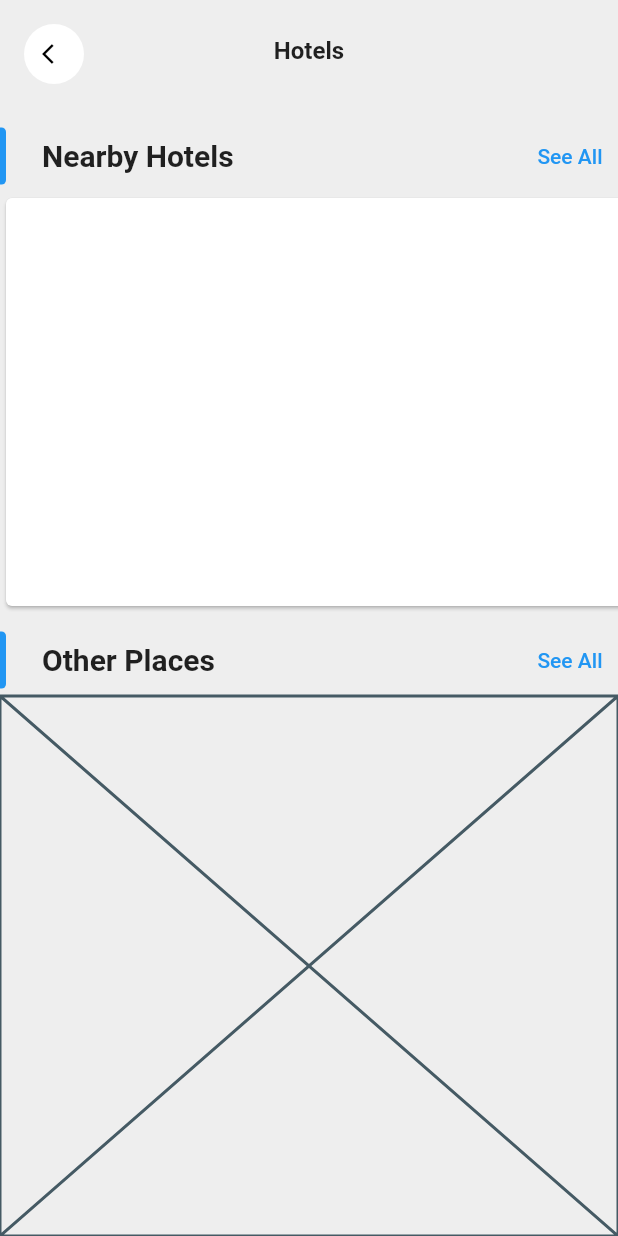
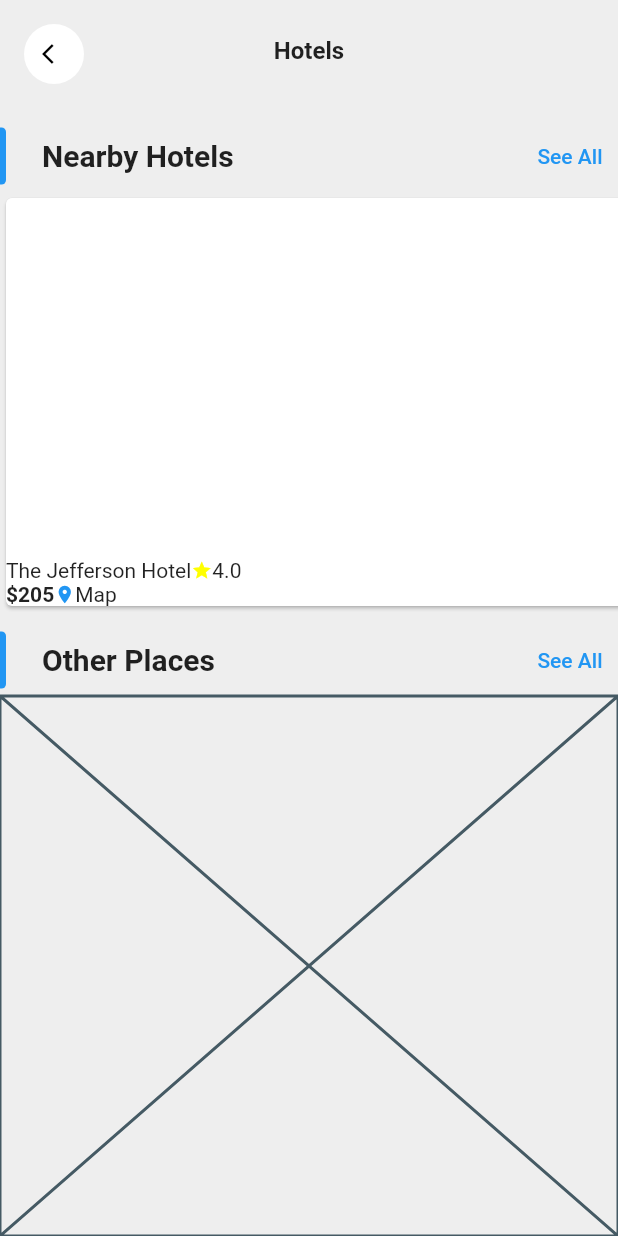
Before and after one commit to JAICHANGPARK/flutter_notebook_19th_story, a Flutter app: the screen it shows after launch, on a phone screen of 412 x 824 dp. Run offline on Flutter 3.47's test engine with Material 2 defaults, Android fonts, the phone set to English and light mode, and no system bars; our stand-ins replace cached_network_image, countup, fl_chart, flutter_riverpod, freezed_annotation, smooth_page_indicator and 1 more.

Commit message:
Update class_hotel_page.dart

```diff
--- a/lib/ep1130_classified_app/src/class_hotel_page.dart
+++ b/lib/ep1130_classified_app/src/class_hotel_page.dart
@@ -86,7 +86,7 @@ class _ClassHotelPageState extends State<ClassHotelPage> {
                       ),
                     ],
                   ),
-                   SizedBox(
+                  SizedBox(
                     height: 280,
                     child: ListView(
                       scrollDirection: Axis.horizontal,
@@ -98,18 +98,38 @@ class _ClassHotelPageState extends State<ClassHotelPage> {
                               crossAxisAlignment: CrossAxisAlignment.start,
                               children: [
                                 Expanded(
-                                  child: Container(
-
-                                  ),
+                                  child: Container(),
                                 ),
                                 Column(
                                   crossAxisAlignment: CrossAxisAlignment.start,
                                   children: [
                                     Row(
                                       children: [
-                                        Text("")
+                                        Text("The Jefferson Hotel"),
+                                        Icon(
+                                          Icons.star,
+                                          size: 14,
+                                          color: Colors.yellowAccent,
+                                        ),
+                                        Text("4.0")
                                       ],
-                                    )
+                                    ),
+                                    Row(
+                                      children: [
+                                        Text(
+                                          "\$205",
+                                          style: TextStyle(
+                                            fontWeight: FontWeight.bold,
+                                          ),
+                                        ),
+                                        Icon(
+                                          Icons.location_on,
+                                          size: 14,
+                                          color: Colors.blue,
+                                        ),
+                                        Text("Map")
+                                      ],
+                                    ),
                                   ],
                                 )
                               ],
```
